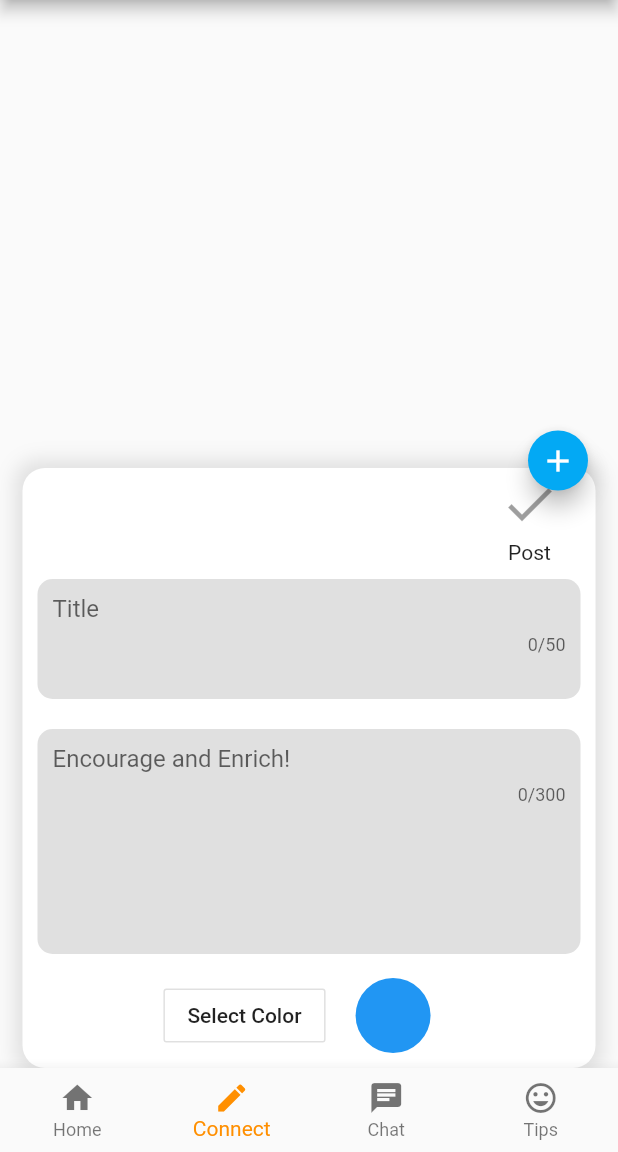
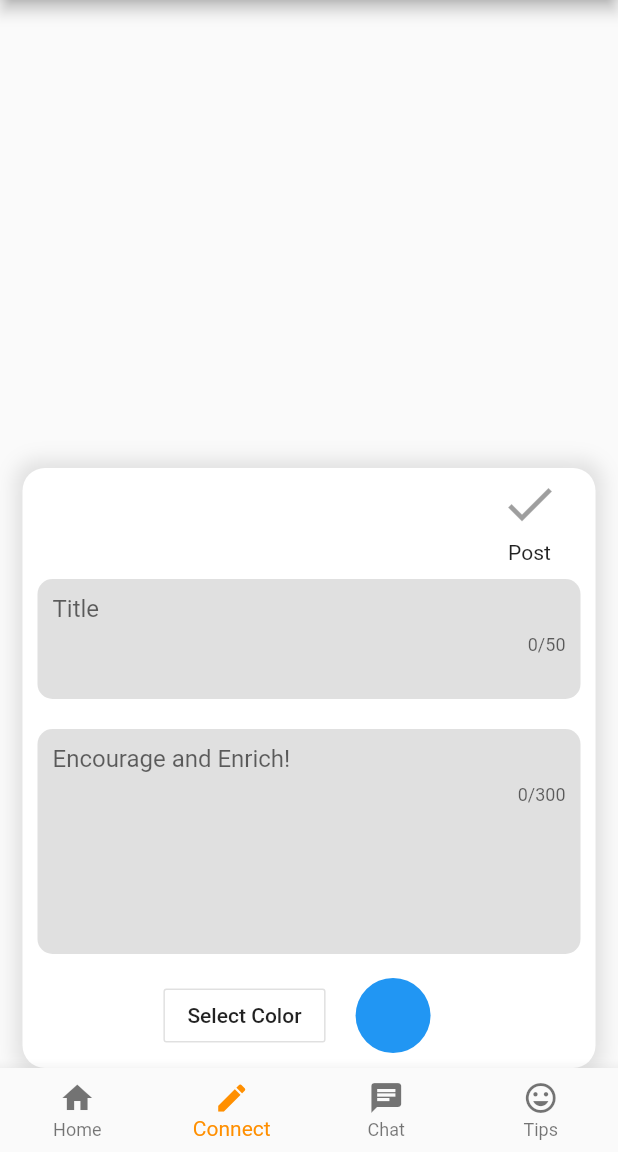
Before and after one commit to danielwse/Seek-, a Flutter app: the screen it shows after launch, item 2 of the bottom bar chosen, after a tap on the "add" icon, on a phone screen of 412 x 824 dp, the part 84-1236 px from its top. Run offline on Flutter 3.47's test engine with Material 2 defaults, Android fonts, the phone set to English and light mode, and no system bars; our stand-ins replace cloud_firestore, google_fonts; missing offline and left inert: flutter_material_color_picker; accounts and stored records are empty.

Commit message:
remove floating button

```diff
--- a/lib/screens/wall/add_note.dart
+++ b/lib/screens/wall/add_note.dart
@@ -2,7 +2,6 @@ import 'package:cloud_firestore/cloud_firestore.dart';
 import 'package:flutter/material.dart';
 import 'package:flutter/cupertino.dart';
 import 'package:flutter_material_color_picker/flutter_material_color_picker.dart';
-
 
 class AddNote extends StatefulWidget {
   AddNote({Key key}) : super(key: key);
@@ -17,20 +16,21 @@ class _AddNoteState extends State<AddNote> {
 
   @override
   Widget build(BuildContext context) {
-    return FloatingActionButton(
+    return showFab
+        ? FloatingActionButton(
             child: Icon(Icons.add),
             mini: true,
             backgroundColor: Colors.lightBlue,
             onPressed: () {
-          bottomSheetController = showBottomSheet(
+              var bottomSheetController = showBottomSheet(
                   context: context, builder: (context) => BottomSheetWidget());
-          // bottomSheetController.closed.then((value) {
-          // showFloatingActionButton(false);
-          // });
-
-          // bottomSheetController.close();
-          // showFloatingActionButton(true);
+              showFloatingActionButton(false);
+              bottomSheetController.closed.then((value) {
+                showFloatingActionButton(true);
               });
+            },
+          )
+        : Container();
   }
 
   void showFloatingActionButton(bool value) {
@@ -48,7 +48,6 @@ class BottomSheetWidget extends StatefulWidget {
 
 class _BottomSheetWidgetState extends State<BottomSheetWidget> {
   @override
-
   Widget build(BuildContext context) {
     return SingleChildScrollView(
         child: Container(
@@ -69,20 +68,12 @@ class _BottomSheetWidgetState extends State<BottomSheetWidget> {
                         color: Colors.grey[300],
                         spreadRadius: 5)
                   ]),
-              child: Column(children: [DecoratedTextField()]),
+              child: Column(children: [UserMessage()]),
             )
           ]),
     ));
   }
 }
-
-class DecoratedTextField extends StatelessWidget {
-  @override
-  Widget build(BuildContext context) {
-    return UserMessage();
-  }
-}
-
 class UserMessage extends StatefulWidget {
   @override
   _UserMessageState createState() => _UserMessageState();
@@ -92,6 +83,7 @@ class UserMessage extends StatefulWidget {
 // This class holds the data related to the Form.
 class _UserMessageState extends State<UserMessage> {
   final firestoreInstance = Firestore.instance;
+   bool isButtonEnabled = false;
   // Create a text controller and use it to retrieve the current value
   // of the TextField.
   final messageController = TextEditingController();
@@ -105,13 +97,12 @@ class _UserMessageState extends State<UserMessage> {
     super.dispose();
   }
 
-  bool isButtonEnabled = false;
-
   @override
   Widget build(BuildContext context) {
     bool isEmpty() {
       setState(() {
-        if ((messageController.text.isEmpty) || (titleController.text.isEmpty)) {
+        if ((messageController.text.isEmpty) ||
+            (titleController.text.isEmpty)) {
           isButtonEnabled = false;
         } else {
           isButtonEnabled = true;
@@ -124,28 +115,20 @@ class _UserMessageState extends State<UserMessage> {
       Row(
         mainAxisAlignment: MainAxisAlignment.end,
         children: <Widget>[
-          // Column(
-          //   children: <Widget>[
-          //     FlatButton(
-          //         onPressed: () {
-          //           _AddNoteState.bottomSheetController.close();
-          //         },
-          //         child: Icon(Icons.close, size: 40)),
-          //     Text('Cancel')
-          //   ],
-          // ),
           Spacer(),
           Column(
             children: <Widget>[
               FlatButton(
-                  onPressed: isButtonEnabled ? () {
+                  onPressed: isButtonEnabled
+                      ? () {
                           firestoreInstance.collection("wall").add({
                             "message": messageController.text,
                             "title": titleController.text,
                             "timestamp": FieldValue.serverTimestamp()
                           });
                           Navigator.of(context).pop();
-                  } : null,
+                        }
+                      : null,
                   child: Icon(Icons.check, size: 40)),
               Text('Post')
             ],
@@ -185,7 +168,6 @@ class _UserMessageState extends State<UserMessage> {
               controller: messageController,
               onChanged: (val) {
                 isEmpty();
-                print("CHANGES MADE!");
               },
               textInputAction: TextInputAction.newline,
               maxLines: null,
@@ -201,67 +183,6 @@ class _UserMessageState extends State<UserMessage> {
     ]);
   }
 }
-
-// class DemoToggleButtons extends StatefulWidget {
-//   @override
-//   _DemoToggleButtonsState createState() => _DemoToggleButtonsState();
-// }
-
-// class _DemoToggleButtonsState extends State<DemoToggleButtons> {
-//   List<bool> isSelected = [true, false];
-//   FocusNode focusNodeButton1 = FocusNode();
-//   FocusNode focusNodeButton2 = FocusNode();
-//   List<FocusNode> focusToggle;
-
-//   @override
-//   void initState() {
-//     super.initState();
-//     focusToggle = [focusNodeButton1, focusNodeButton2];
-//   }
-
-//   @override
-//   void dispose() {
-//     // Clean up the focus node when the Form is disposed.
-//     focusNodeButton1.dispose();
-//     focusNodeButton2.dispose();
-//     super.dispose();
-//   }
-
-//   @override
-//   Widget build(BuildContext context) {
-//     return ToggleButtons(
-//         color: Colors.greenAccent,
-//         selectedColor: Colors.white,
-//         //fillColor: Colors.purple,
-//         // splashColor: Colors.lightBlue,
-//         // highlightColor: Colors.lightBlue,
-//         // borderColor: Colors.white,
-//         // borderWidth: 5,
-//         //selectedBorderColor: Colors.greenAccent,
-//         // renderBorder: true,
-//         borderRadius: BorderRadius.circular(10),
-//         disabledColor: Colors.blueGrey,
-//         disabledBorderColor: Colors.blueGrey,
-//         focusColor: Colors.red,
-//         focusNodes: focusToggle,
-//         children: <Widget>[
-//           Text("Anonymous", style: TextStyle(color: Colors.black)),
-//           Text("Username", style: TextStyle(color: Colors.black)),
-//         ],
-//         isSelected: isSelected,
-//         onPressed: (int index) {
-//           setState(() {
-//             for (int indexBtn = 0; indexBtn < isSelected.length; indexBtn++) {
-//               if (indexBtn == index) {
-//                 isSelected[indexBtn] = true;
-//               } else {
-//                 isSelected[indexBtn] = false;
-//               }
-//             }
-//           });
-//         });
-//   }
-// }
 
 class ColorPicker extends StatefulWidget {
   _ColorPickerState createState() => _ColorPickerState();
```
Lines whose indentation alone changed are shown as unchanged.
